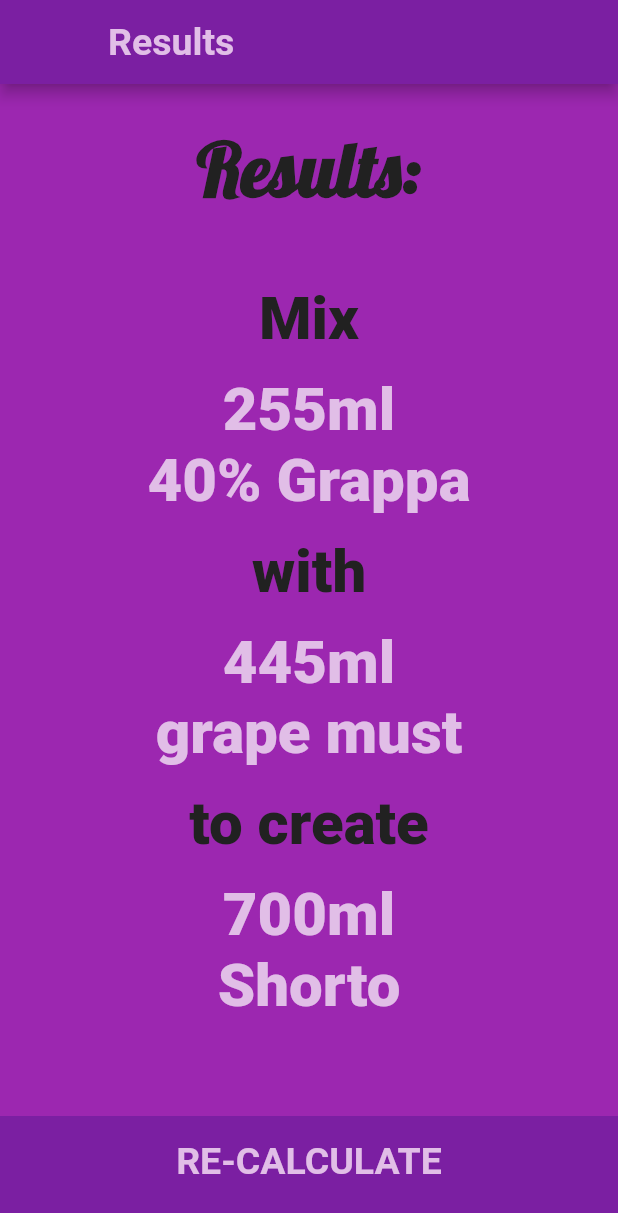
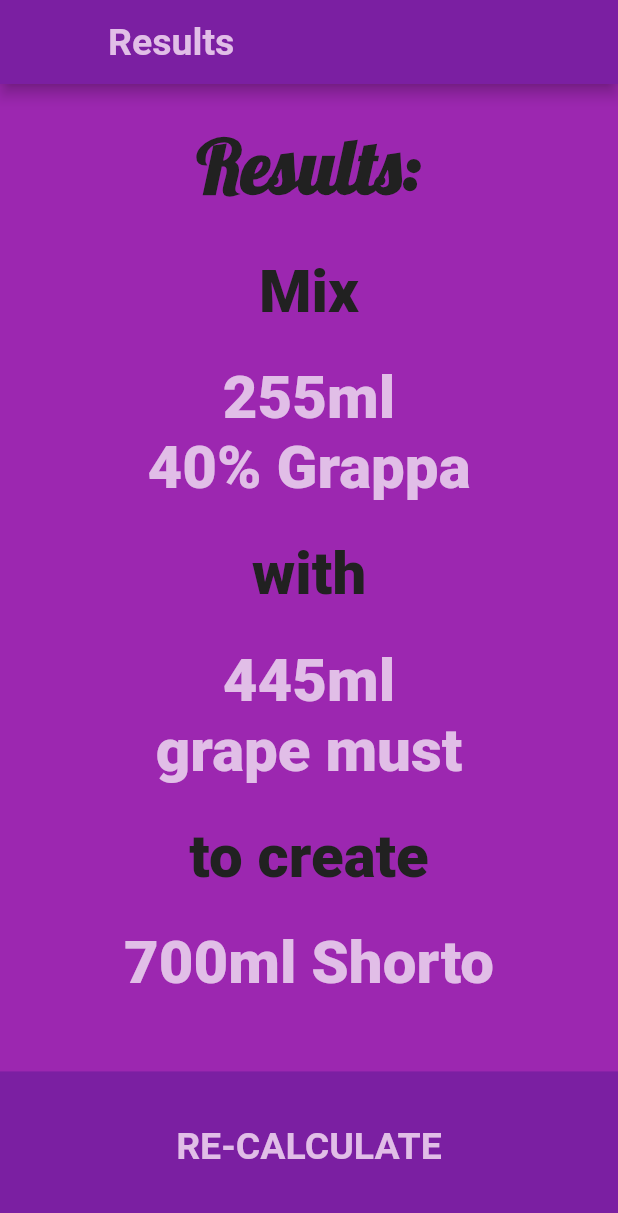
Before and after one commit to ShortyLago/shorto, a Flutter app: the InputsPage screen opened directly, after a tap on "CALCULATE", on a phone screen of 412 x 824 dp. Shown: the top 1213 px of the screen. Run offline on Flutter 3.47's test engine with Material 2 defaults, Android fonts, the phone set to English and light mode, and no system bars; drawn by our look-alikes of auto_size_text; our stand-ins replace font_awesome_flutter, sentry, sentry_flutter; missing offline and left inert: flutter_driver.

Commit message:
HOT FIX - responsive issues on iPhone6s because of unchanged methods. FIXED

```diff
--- a/lib/components/calculate_button.dart
+++ b/lib/components/calculate_button.dart
@@ -24,8 +24,8 @@ class CalculateButton extends StatelessWidget {
           ),
         ),
         color: kDarkPrimaryColor,
-        margin: EdgeInsets.only(top: 10.0),
-        padding: EdgeInsets.only(bottom: 20.0),
+        // margin: EdgeInsets.only(top: 10.0),
+        padding: EdgeInsets.only(bottom: 10.0),
         width: double.infinity,
         height: kBottomContainerHeight,
       ),
--- a/lib/components/constants.dart
+++ b/lib/components/constants.dart
@@ -36,7 +36,7 @@ const kUnitsTextStyle = TextStyle(
 );
 
 const kNumberTextStyle = TextStyle(
-  fontSize: 50.0,
+  fontSize: 60.0,
   fontWeight: FontWeight.w900,
   color: kLightPrimaryColor,
 );
--- a/lib/components/reusable_card.dart
+++ b/lib/components/reusable_card.dart
@@ -12,8 +12,8 @@ class ReusableCard extends StatelessWidget {
       onTap: onPress,
       child: Container(
         child: cardChild,
-        margin: EdgeInsets.all(5.0),
-        padding: EdgeInsets.all(15.0),
+        // margin: EdgeInsets.all(5.0),
+        padding: EdgeInsets.all(5.0),
         // decoration: BoxDecoration(
         //   color: colour,
         //   borderRadius: BorderRadius.circular(10.0),
--- a/lib/screens/inputs_page.dart
+++ b/lib/screens/inputs_page.dart
@@ -1,5 +1,4 @@
 import 'dart:ui';
-import 'package:auto_size_text/auto_size_text.dart';
 import 'package:sentry/sentry.dart';
 import 'package:flutter/cupertino.dart';
 import 'package:flutter/material.dart';
@@ -42,6 +41,7 @@ class _InputsPageState extends State<InputsPage> {
       body: Column(
         children: [
           Expanded(
+            flex: 4,
             child: ReusableCard(
               cardChild: Column(
                 mainAxisAlignment: MainAxisAlignment.spaceEvenly,
@@ -129,6 +129,7 @@ class _InputsPageState extends State<InputsPage> {
             ),
           ),
           Expanded(
+            flex: 4,
             child: ReusableCard(
               cardChild: Column(
                 mainAxisAlignment: MainAxisAlignment.spaceEvenly,
@@ -151,21 +152,15 @@ class _InputsPageState extends State<InputsPage> {
                     crossAxisAlignment: CrossAxisAlignment.baseline,
                     textBaseline: TextBaseline.alphabetic,
                     children: [
-                      AutoSizeText(
-                        shortoMl.toStringAsFixed(0),
+                      AutoSizeWidget(
+                        text: shortoMl.toStringAsFixed(0),
                         style: kNumberTextStyle,
                         key: Key('text_7'),
-                        maxLines: 1,
-                        minFontSize: 5.0,
-                        maxFontSize: 50.0,
                       ),
-                      AutoSizeText(
-                        'ml',
+                      AutoSizeWidget(
+                        text: 'ml',
                         style: kUnitsTextStyle,
                         key: Key('text_8'),
-                        maxLines: 1,
-                        minFontSize: 5.0,
-                        maxFontSize: 18.0,
                       ),
                     ],
                   ),
@@ -221,7 +216,8 @@ class _InputsPageState extends State<InputsPage> {
               ),
             ),
           ),
-          CalculateButton(
+          Expanded(
+            child: CalculateButton(
               buttonTitle: 'CALCULATE',
               onTap: () async {
                 try {
@@ -250,6 +246,7 @@ class _InputsPageState extends State<InputsPage> {
               },
               key: Key('calc_btn'),
             ),
+          ),
         ],
       ),
     );
--- a/lib/screens/results_page.dart
+++ b/lib/screens/results_page.dart
@@ -34,7 +34,7 @@ class ResultsPage extends StatelessWidget {
         children: [
           Expanded(
             child: Container(
-              padding: EdgeInsets.all(15.0),
+              // padding: EdgeInsets.all(15.0),
               // margin: EdgeInsets.only(
               //   bottom: 20.0,
               // ),
@@ -81,7 +81,7 @@ class ResultsPage extends StatelessWidget {
                     key: Key('text_6'),
                   ),
                   AutoSizeWidget(
-                    text: shortoMl + 'ml \nShorto',
+                    text: shortoMl + 'ml Shorto',
                     style: kResultsWhite,
                     key: Key('text_7'),
                   ),
@@ -92,12 +92,14 @@ class ResultsPage extends StatelessWidget {
               ),
             ),
           ),
-          CalculateButton(
-            buttonTitle: 'RE-CALCULATE',
-            onTap: () {
-              Navigator.pop(context);
-            },
-              key: Key('calc_btn'),
+          Expanded(
+            child: CalculateButton(
+              buttonTitle: 'RE-CALCULATE',
+              onTap: () {
+                Navigator.pop(context);
+              },
+                key: Key('calc_btn'),
+            ),
           ),
         ],
       ),
```
Lines whose indentation alone changed are shown as unchanged.
